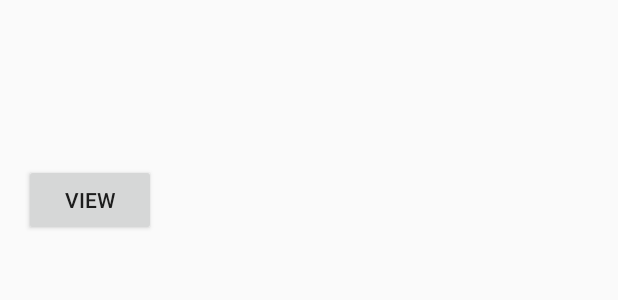
After one commit to Mafisalawrence/LastMySpaza, an Android app: the layout account_list.xml on its own in the app's theme, with its tools: preview values and no code run, on a phone screen of 412 x 824 dp. The commit adds this screen. Shown: the top 300 px of the screen. Run offline under Robolectric (Android 15) with nearby library versions, the phone set to English and light mode, and no system bars.

Commit message:
Added Account List for Admin
Added Account List for Admin

```diff
--- a/app/src/main/java/com/example/lastmyspaza/Shared/Fragments/Registration/PersonalDetails.java
+++ b/app/src/main/java/com/example/lastmyspaza/Shared/Fragments/Registration/PersonalDetails.java
@@ -40,8 +40,6 @@ public class PersonalDetails extends Fragment {
         mLastName = view.findViewById(R.id.last_name);
         mContinue = view.findViewById(R.id.button_continue);
 
-        final String firstName = mFirstName.getText().toString();
-        final String lastName = mLastName.getText().toString();
         final StoreDetails storeDetails = new StoreDetails();
         final ManagerDetails managerDetails = (ManagerDetails) getArguments().getSerializable("managerDetails");
 
@@ -50,8 +48,8 @@ public class PersonalDetails extends Fragment {
 
             @Override
             public void onClick(View v) {
-                    managerDetails.setFirstName(firstName);
-                    managerDetails.setLastName(lastName);
+                    managerDetails.setFirstName(mFirstName.getText().toString());
+                    managerDetails.setLastName(mLastName.getText().toString());
 
                     Bundle bundle = new Bundle();
                     bundle.putSerializable("managerDetails",managerDetails);
--- a/app/src/main/java/com/example/lastmyspaza/Shared/Fragments/Registration/StoreDetails.java
+++ b/app/src/main/java/com/example/lastmyspaza/Shared/Fragments/Registration/StoreDetails.java
@@ -1,6 +1,7 @@
 package com.example.lastmyspaza.Shared.Fragments.Registration;
 
 import android.content.Context;
+import android.content.Intent;
 import android.net.Uri;
 import android.os.Bundle;
 import android.support.annotation.NonNull;
@@ -13,6 +14,7 @@ import android.widget.Button;
 import android.widget.EditText;
 import android.widget.Toast;
 
+import com.example.lastmyspaza.Manager.ManagerActivity;
 import com.example.lastmyspaza.R;
 import com.example.lastmyspaza.Shared.Classes.Authentication;
 import com.example.lastmyspaza.Shared.Classes.DatabaseIteration;
@@ -98,6 +100,8 @@ public class StoreDetails extends Fragment {
                         if(task.isSuccessful())
                         {
                             Toast.makeText(getContext(),"Manager details added to db", Toast.LENGTH_LONG).show();
+                            Intent intent = new Intent(getActivity(), ManagerActivity.class);
+                            startActivity(intent);
                         }
                         else{
                             Toast.makeText(getContext(),"Failed to add manager details to db", Toast.LENGTH_LONG).show();
--- /dev/null
+++ b/app/src/main/res/layout/account_list.xml
@@ -0,0 +1,56 @@
+<?xml version="1.0" encoding="utf-8"?>
+<RelativeLayout xmlns:android="http://schemas.android.com/apk/res/android"
+    android:layout_width="match_parent"
+    android:layout_height="wrap_content"
+    android:background="?android:attr/selectableItemBackground"
+    android:clickable="true"
+    android:focusable="true"
+    android:orientation="vertical"
+    android:paddingBottom="@dimen/row_padding_vertical"
+    android:paddingLeft="@dimen/activity_horizontal_margin"
+    android:paddingRight="@dimen/activity_horizontal_margin"
+    android:paddingTop="@dimen/row_padding_vertical">
+
+    <TextView
+        android:id="@+id/title"
+        android:layout_width="match_parent"
+        android:layout_height="wrap_content"
+        android:layout_alignParentTop="true"
+        android:textColor="@color/title"
+        android:textSize="16dp"
+        android:textStyle="bold" />
+
+    <TextView
+    android:id="@+id/first_name"
+    android:layout_width="match_parent"
+    android:layout_height="wrap_content"
+    android:layout_below="@id/title" />
+
+    <TextView
+        android:id="@+id/last_name"
+        android:layout_width="match_parent"
+        android:layout_height="wrap_content"
+        android:layout_below="@id/first_name" />
+
+    <TextView
+        android:id="@+id/email"
+        android:layout_width="match_parent"
+        android:layout_height="wrap_content"
+        android:layout_below="@id/last_name" />
+
+    <TextView
+        android:id="@+id/store_location"
+        android:layout_width="match_parent"
+        android:layout_height="wrap_content"
+        android:layout_below="@id/email" />
+
+    <Button
+        android:id="@+id/view"
+        android:layout_width="wrap_content"
+        android:layout_height="wrap_content"
+        android:text="View"
+        android:layout_below="@+id/store_location"/>
+
+
+
+</RelativeLayout>
--- a/app/src/main/res/values/colors.xml
+++ b/app/src/main/res/values/colors.xml
@@ -1,6 +1,8 @@
 <?xml version="1.0" encoding="utf-8"?>
 <resources>
-    <color name="colorPrimary">#008577</color>
-    <color name="colorPrimaryDark">#00574B</color>
-    <color name="colorAccent">#D81B60</color>
+    <color name="colorPrimary">#3F51B5</color>
+    <color name="colorPrimaryDark">#303F9F</color>
+    <color name="colorAccent">#FF4081</color>
+    <color name="year">#999999</color>
+    <color name="title">#222222</color>
 </resources>
--- a/app/src/main/res/values/dimens.xml
+++ b/app/src/main/res/values/dimens.xml
@@ -3,4 +3,5 @@
     <dimen name="activity_horizontal_margin">16dp</dimen>
     <dimen name="activity_vertical_margin">16dp</dimen>
     <dimen name="fab_margin">16dp</dimen>
+    <dimen name="row_padding_vertical">10dp</dimen>
 </resources>
```
Also changed, not shown: app/src/main/java/com/example/lastmyspaza/Admin/Fragments/AccountFragment.java (+105 -43 lines), app/src/main/java/com/example/lastmyspaza/Admin/Fragments/Users.java (added, +31 -0 lines), app/src/main/java/com/example/lastmyspaza/Admin/Fragments/UsersAdapter.java (added, +59 -0 lines), app/src/main/java/com/example/lastmyspaza/Shared/Activities/LoginActivity.java (+5 -4 lines), app/src/main/java/com/example/lastmyspaza/Shared/Classes/DatabaseIteration.java (+21 -0 lines), app/src/main/java/com/example/lastmyspaza/Shared/Interfaces/OnGetDataListener.java (added, +12 -0 lines), app/src/main/java/com/example/lastmyspaza/Shared/Models/ManagerDetails.java (+10 -0 lines), app/src/main/res/layout/fragment_account.xml (+12 -2 lines), 1 other file.
